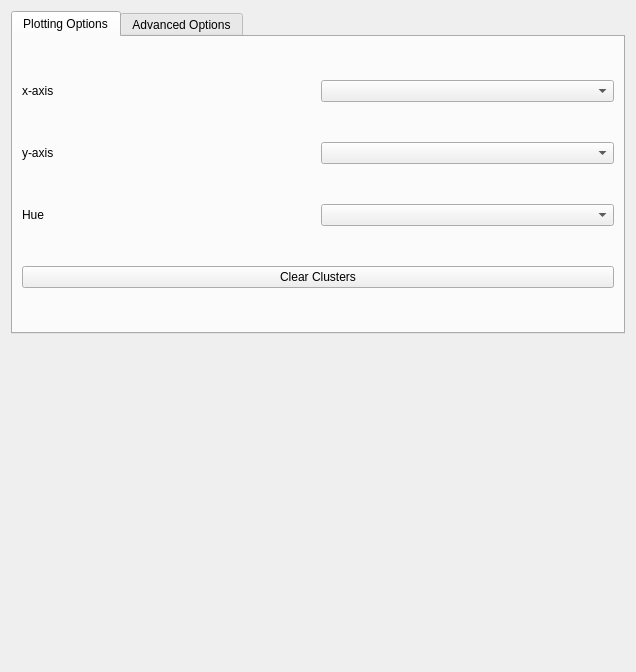
BiAPoL/napari-clusters-plotter, file src/napari_clusters_plotter/plotter_inputs.ui: the form before one commit.
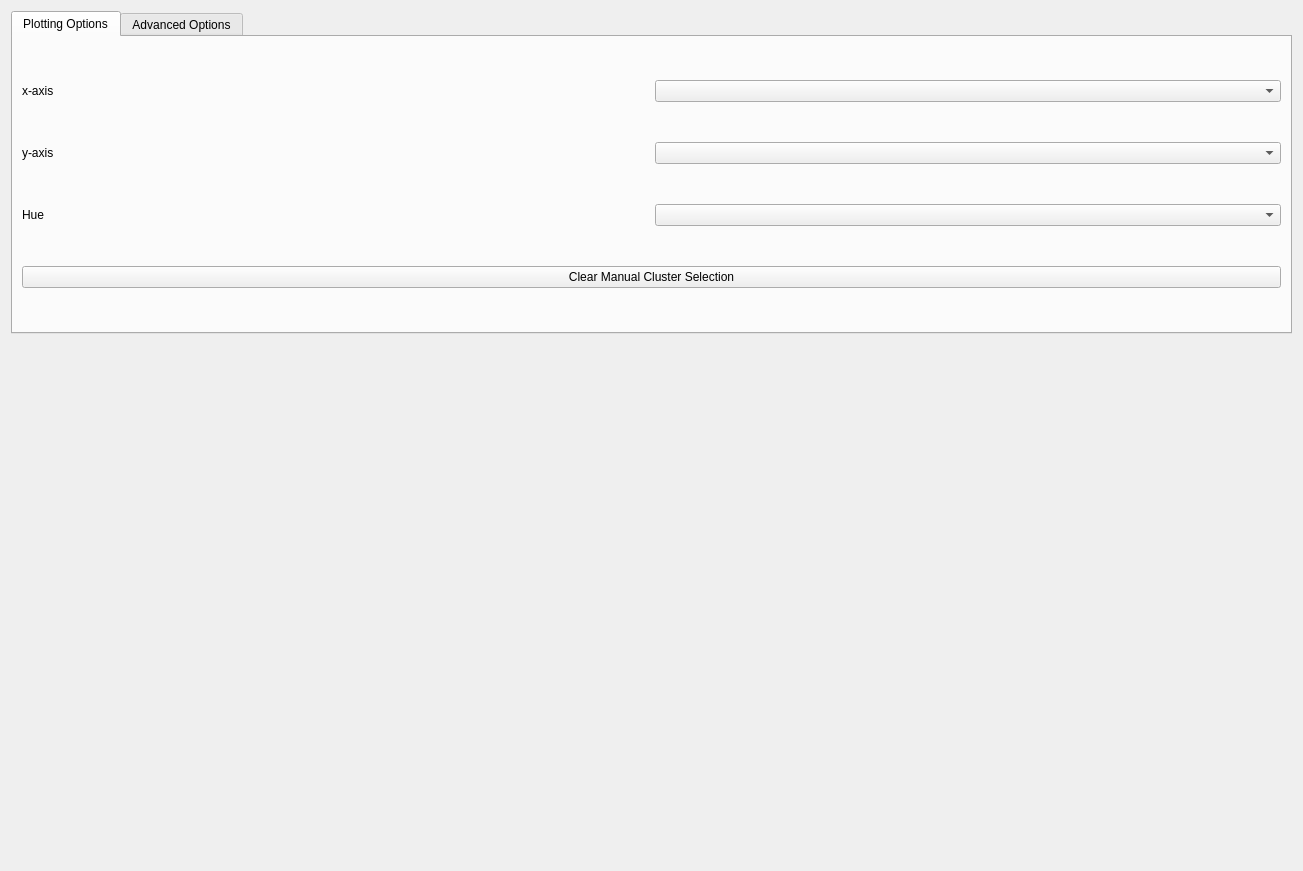
The form after the commit. The open tabs and pages were chosen to show the change.

Commit message: made clear button even clearer

```diff
--- a/src/napari_clusters_plotter/plotter_inputs.ui
+++ b/src/napari_clusters_plotter/plotter_inputs.ui
@@ -6,8 +6,8 @@
    <rect>
     <x>0</x>
     <y>0</y>
-    <width>636</width>
-    <height>672</height>
+    <width>1303</width>
+    <height>871</height>
    </rect>
   </property>
   <property name="windowTitle">
@@ -70,7 +70,7 @@
        <item row="3" column="0" colspan="2">
         <widget class="QPushButton" name="reset_button">
          <property name="text">
-          <string>Clear Clusters</string>
+          <string>Clear Manual Cluster Selection</string>
          </property>
         </widget>
        </item>
```
Left out of the diff: 2 changed lines with no effect on the pictures.
